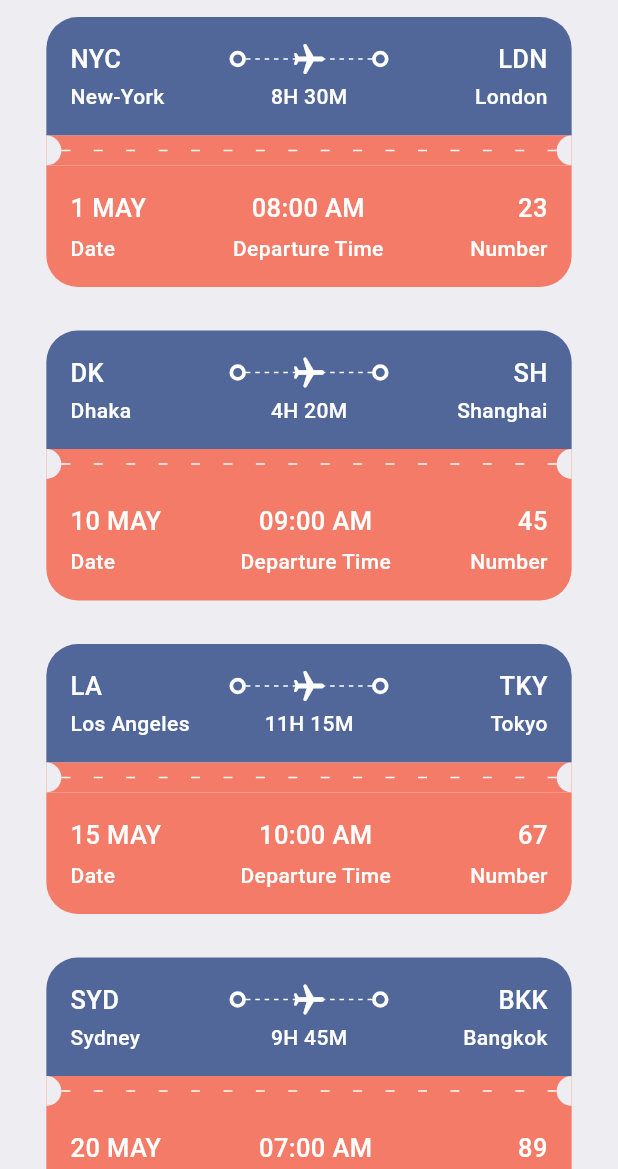
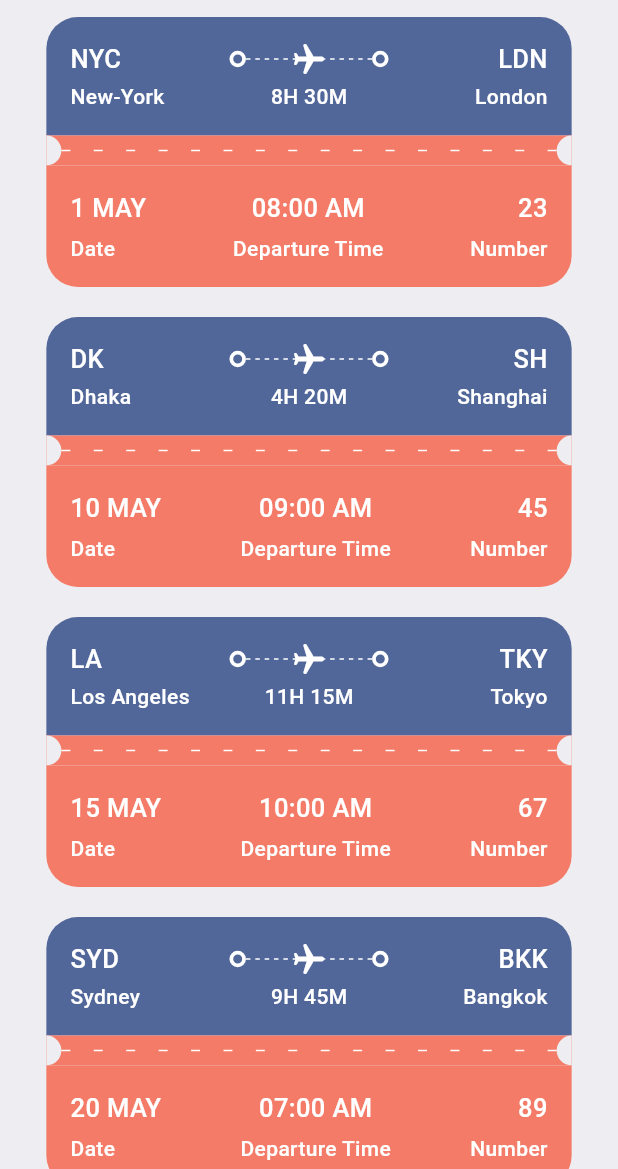
Before and after one commit to zezo2030/tiket_app, a Flutter app: the AllTicket screen opened by its route, on a phone screen of 412 x 824 dp, the part 67-1236 px from its top. Run offline on Flutter 3.47's test engine with Material 3 defaults, Android fonts, the phone set to English and light mode, and no system bars; our stand-ins replace barcode_widget, fluentui_icons.

Commit message:
update
update and finshing the ticket screen and search screen

```diff
--- a/lib/base/bottom_navbar.dart
+++ b/lib/base/bottom_navbar.dart
@@ -1,6 +1,7 @@
 import 'package:fluentui_icons/fluentui_icons.dart';
 import 'package:flutter/material.dart';
 import 'package:tiket_app/screens/search/search_screen.dart';
+import 'package:tiket_app/screens/tickets/ticket_screen.dart';
 
 import '../screens/home/home_screen.dart';
 
@@ -15,11 +16,8 @@ class _NavBarScreenState extends State<NavBarScreen> {
   final appScreens = [
     const HomeScreen(),
     const SearchScreen(),
-    // const TicketScreen(),
+    const TicketScreen(),
     // const ProfileScreen(),
-
-    //const Center(child: Text('Search')),
-    const Center(child: Text('Tickets')),
     const Center(child: Text('Profile')),
   ];
 
--- a/lib/base/res/media.dart
+++ b/lib/base/res/media.dart
@@ -3,4 +3,5 @@ class AppMedia {
   static const String logo = '$_baseImagePath/logo.png';
   static const String hotelRoom1 = '$_baseImagePath/hotel_room_1.png';
   static const String planeSite = '$_baseImagePath/plane_sit.jpg';
+  static const String visaCard = '$_baseImagePath/visa_card.png';
 }
--- a/lib/base/res/styles/app_style.dart
+++ b/lib/base/res/styles/app_style.dart
@@ -14,6 +14,8 @@ class AppStyles {
   static Color planeColor = const Color(0xFFBFC2DF);
   static Color findTicketColor = const Color(0xD91130CE);
   static Color circuleColor = const Color(0xFF189999);
+  static Color ticketColor = const Color(0xFFFFFFFF);
+  static Color wightTicketColor = const Color(0xFF8ACCF7);
 
   //
   //
--- /dev/null
+++ b/lib/base/res/widgets/appColumnTextLayout.dart
@@ -0,0 +1,24 @@
+import 'package:flutter/material.dart';
+import 'package:tiket_app/base/res/widgets/text_style_fourth.dart';
+import 'package:tiket_app/base/res/widgets/text_style_third.dart';
+
+class AppColumnTextLayout extends StatelessWidget {
+  const AppColumnTextLayout({super.key, required this.isColor, required this.topText, required this.bottomText, this.isEnd});
+
+  final bool? isColor;
+  final String topText;
+  final String bottomText;
+  final  bool? isEnd;
+
+  @override
+  Widget build(BuildContext context) {
+    return Column(
+      crossAxisAlignment: isEnd == null? CrossAxisAlignment.start: CrossAxisAlignment.end,
+      children: [
+        TextStyleThird(text: topText,isColor: isColor),
+        const SizedBox(height: 3),
+        TextStyleFourth(text: bottomText,isColor: isColor),
+      ],
+    );
+  }
+}
--- a/lib/base/res/widgets/app_layout_builder_widget.dart
+++ b/lib/base/res/widgets/app_layout_builder_widget.dart
@@ -1,14 +1,16 @@
 import 'package:flutter/material.dart';
+import 'package:tiket_app/base/res/styles/app_style.dart';
 
 class AppLayoutBuilderWidget extends StatelessWidget {
   const AppLayoutBuilderWidget({
     super.key,
     required this.randomDivider,
-    this.width= 3,
+    this.width= 3, this.isColor,
   });
 
   final int randomDivider;
   final double width;
+  final bool? isColor;
 
   @override
   Widget build(BuildContext context) {
@@ -21,9 +23,9 @@ class AppLayoutBuilderWidget extends StatelessWidget {
           return SizedBox(
             width: width,
             height: 1,
-            child: const DecoratedBox(
+            child: DecoratedBox(
               decoration: BoxDecoration(
-                color: Colors.white,
+                color: isColor == null? Colors.white : Colors.grey.shade300,
               ),
             ),
           );
--- a/lib/base/res/widgets/big_dot.dart
+++ b/lib/base/res/widgets/big_dot.dart
@@ -1,14 +1,18 @@
 import 'package:flutter/material.dart';
+import 'package:tiket_app/base/res/styles/app_style.dart';
 
 class BigDot extends StatelessWidget {
-  const BigDot({super.key});
+  final bool? isColor;
+  const BigDot({super.key, this.isColor});
 
   @override
   Widget build(BuildContext context) {
     return Container(
       padding: const EdgeInsets.all(3),
       decoration: BoxDecoration(
-        border: Border.all(width:2.5, color: Colors.white),
+        border: Border.all(
+            width: 2.5,
+            color: isColor == null ? Colors.white : AppStyles.wightTicketColor),
         borderRadius: BorderRadius.circular(20),
       ),
     );
--- a/lib/base/res/widgets/text_style_fourth.dart
+++ b/lib/base/res/widgets/text_style_fourth.dart
@@ -4,8 +4,9 @@ import '../styles/app_style.dart';
 class TextStyleFourth extends StatelessWidget {
   final String text;
   final TextAlign textAlign;
+  final bool? isColor;
   const TextStyleFourth(
-      {super.key, required this.text, this.textAlign = TextAlign.start});
+      {super.key, required this.text, this.textAlign = TextAlign.start, this.isColor});
 
   @override
   Widget build(BuildContext context) {
@@ -14,8 +15,8 @@ class TextStyleFourth extends StatelessWidget {
       text,
       //maxLines: 1,
       softWrap: false,
-      style: AppStyles.headLineStyle4.copyWith(
-        color: Colors.white,
+      style:AppStyles.headLineStyle4.copyWith(
+        color: isColor==null ? Colors.white: Colors.grey,
         //fontStyle: FontStyle.italic,
         //overflow: TextOverflow.ellipsis,
       ),
--- a/lib/base/res/widgets/text_style_third.dart
+++ b/lib/base/res/widgets/text_style_third.dart
@@ -3,16 +3,18 @@ import 'package:flutter/material.dart';
 import '../styles/app_style.dart';
 
 class TextStyleThird extends StatelessWidget {
-  const TextStyleThird({super.key, required this.text});
+  const TextStyleThird({super.key, required this.text, this.isColor});
 
   final String text;
-
+  final bool? isColor;
 
   @override
   Widget build(BuildContext context) {
     return Text(text,
-        style: AppStyles.headLineStyle3.copyWith(
-          color: Colors.white,
-        ));
+        style: isColor == null
+            ? AppStyles.headLineStyle3.copyWith(
+                color: Colors.white,
+              )
+            : AppStyles.headLineStyle3);
   }
 }
--- a/lib/base/res/widgets/ticket_view.dart
+++ b/lib/base/res/widgets/ticket_view.dart
@@ -1,5 +1,6 @@
 import 'package:flutter/material.dart';
 import 'package:tiket_app/base/res/styles/app_style.dart';
+import 'package:tiket_app/base/res/widgets/appColumnTextLayout.dart';
 import 'package:tiket_app/base/res/widgets/app_layout_builder_widget.dart';
 import 'package:tiket_app/base/res/widgets/big_circle.dart';
 import 'package:tiket_app/base/res/widgets/big_dot.dart';
@@ -7,18 +8,24 @@ import 'package:tiket_app/base/res/widgets/text_style_fourth.dart';
 import 'package:tiket_app/base/res/widgets/text_style_third.dart';
 
 class TicketView extends StatelessWidget {
-  const TicketView({super.key, required this.ticket, this.wholeScreen = false});
+  const TicketView(
+      {super.key,
+      required this.ticket,
+      this.wholeScreen = false,
+      this.isColor});
 
   final Map<String, dynamic> ticket;
   final bool wholeScreen;
+  final bool? isColor;
 
   @override
   Widget build(BuildContext context) {
     final size = MediaQuery.of(context).size;
     return SizedBox(
       width: size.width * 0.85,
-      height: 189,
+      height: 180,
       child: Container(
+        //color: Colors.red,
         margin: EdgeInsets.only(right: wholeScreen ? 0 : 16),
         child: Column(
           children: [
@@ -26,7 +33,9 @@ class TicketView extends StatelessWidget {
             Container(
               padding: const EdgeInsets.all(16),
               decoration: BoxDecoration(
-                color: AppStyles.ticketBlueColor,
+                color: isColor == null
+                    ? AppStyles.ticketBlueColor
+                    : AppStyles.ticketColor,
                 borderRadius: const BorderRadius.only(
                   topLeft: Radius.circular(21),
                   topRight: Radius.circular(21),
@@ -35,13 +44,10 @@ class TicketView extends StatelessWidget {
               child: Row(
                 children: [
                   Expanded(
-                    child: Column(
-                      crossAxisAlignment: CrossAxisAlignment.start,
-                      children: [
-                        TextStyleThird(text: ticket["from"]["code"]),
-                        const SizedBox(height: 3),
-                        TextStyleFourth(text: ticket["from"]["name"]),
-                      ],
+                    child: AppColumnTextLayout(
+                      isColor: isColor,
+                      topText: ticket["from"]["code"],
+                      bottomText: ticket["from"]["name"],
                     ),
                   ),
                   Expanded(
@@ -50,63 +56,70 @@ class TicketView extends StatelessWidget {
                       children: [
                         Row(
                           children: [
-                            const BigDot(),
+                            BigDot(
+                              isColor: isColor,
+                            ),
                             Expanded(
                                 child: Stack(
                               children: [
-                                const SizedBox(
+                                SizedBox(
                                   height: 24,
                                   child: AppLayoutBuilderWidget(
                                     randomDivider: 6,
+                                    isColor: isColor,
                                   ),
                                 ),
                                 Center(
                                   child: Transform.rotate(
                                       angle: 1.57,
-                                      child: const Icon(
+                                      child: Icon(
                                         Icons.local_airport_rounded,
-                                        color: Colors.white,
+                                        color: isColor == null
+                                            ? Colors.white
+                                            : AppStyles.wightTicketColor,
                                       )),
                                 ),
                               ],
                             )),
-                            const BigDot(),
+                            BigDot(
+                              isColor: isColor,
+                            ),
                           ],
                         ),
                         const SizedBox(height: 3),
-                        TextStyleFourth(text: ticket["flying_time"]),
+                        TextStyleFourth(
+                            text: ticket["flying_time"], isColor: isColor),
                       ],
                     ),
                   ),
                   Expanded(
-                    child: Column(
-                      crossAxisAlignment: CrossAxisAlignment.end,
-                      children: [
-                        TextStyleThird(text: ticket["to"]["code"]),
-                        const SizedBox(height: 3),
-                        TextStyleFourth(
-                          text: ticket["to"]["name"],
-                        ),
-                      ],
+                    child: AppColumnTextLayout(
+                      isColor: isColor,
+                      topText: ticket["to"]["code"],
+                      bottomText: ticket["to"]["name"],
+                      isEnd: true,
                     ),
-                  )
+                  ),
                 ],
               ),
             ),
             //circle and dots
             Container(
-              color: AppStyles.ticketOrangeColor,
-              child: const Row(
+              color: isColor == null
+                  ? AppStyles.ticketOrangeColor
+                  : AppStyles.ticketColor,
+              child: Row(
                 children: [
-                  BigCircle(
+                  const BigCircle(
                     isRight: true,
                   ),
                   Expanded(
                       child: AppLayoutBuilderWidget(
+                    isColor: isColor,
                     randomDivider: 20,
                     width: 6,
                   )),
-                  BigCircle(
+                  const BigCircle(
                     isRight: false,
                   ),
                 ],
@@ -116,10 +129,12 @@ class TicketView extends StatelessWidget {
             Container(
               padding: const EdgeInsets.all(16),
               decoration: BoxDecoration(
-                color: AppStyles.ticketOrangeColor,
-                borderRadius: const BorderRadius.only(
-                  bottomLeft: Radius.circular(21),
-                  bottomRight: Radius.circular(21),
+                color: isColor == null
+                    ? AppStyles.ticketOrangeColor
+                    : AppStyles.ticketColor,
+                borderRadius: BorderRadius.only(
+                  bottomLeft: Radius.circular(isColor == null ? 21 : 0),
+                  bottomRight: Radius.circular(isColor == null ? 21 : 0),
                 ),
               ),
               child: Column(
@@ -132,32 +147,37 @@ class TicketView extends StatelessWidget {
                       Column(
                         crossAxisAlignment: CrossAxisAlignment.start,
                         children: [
-                          TextStyleThird(text: ticket["date"]),
+                          TextStyleThird(
+                              text: ticket["date"], isColor: isColor),
                           const SizedBox(
                             height: 5,
                           ),
-                          const TextStyleFourth(text: "Date"),
+                          TextStyleFourth(text: "Date", isColor: isColor),
                         ],
                       ),
                       Expanded(child: Container()),
                       Column(
                         children: [
-                          TextStyleThird(text: ticket["departure_time"]),
+                          TextStyleThird(
+                              text: ticket["departure_time"], isColor: isColor),
                           const SizedBox(
                             height: 5,
                           ),
-                          const TextStyleFourth(text: "Departure Time"),
+                          TextStyleFourth(
+                              text: "Departure Time", isColor: isColor),
                         ],
                       ),
                       Expanded(child: Container()),
                       Column(
                         crossAxisAlignment: CrossAxisAlignment.end,
                         children: [
-                          TextStyleThird(text: ticket["number"].toString()),
+                          TextStyleThird(
+                              text: ticket["number"].toString(),
+                              isColor: isColor),
                           const SizedBox(
                             height: 5,
                           ),
-                          const TextStyleFourth(text: "Number"),
+                          TextStyleFourth(text: "Number", isColor: isColor),
                         ],
                       ),
                     ],
--- a/lib/screens/search/search_screen.dart
+++ b/lib/screens/search/search_screen.dart
@@ -27,7 +27,10 @@ class SearchScreen extends StatelessWidget {
             ),
           ),
           const SizedBox(height: 20),
-          const AppTicketTabs(),
+          const AppTicketTabs(
+            firstTab: 'All Tikwts',
+            secondTab: "Hotels",
+          ),
           const SizedBox(height: 25),
           const AppTextIcon(
               icon: Icons.flight_takeoff_rounded, text: "Departure"),
--- a/pubspec.yaml
+++ b/pubspec.yaml
@@ -36,6 +36,7 @@ dependencies:
   # Use with the CupertinoIcons class for iOS style icons.
   cupertino_icons: ^1.0.8
   fluentui_icons: ^1.0.0
+  barcode_widget: ^2.0.4
 
 dev_dependencies:
   flutter_test:
```
Also changed, not shown: lib/screens/search/widgets/app_ticket_tabs.dart (+7 -4 lines), lib/screens/tickets/ticket_screen.dart (added, +175 -0 lines), lib/screens/tickets/widgets/tticket_position_circle.dart (added, +29 -0 lines), lib/screens/ticket_screen.dart (deleted), pubspec.lock.
